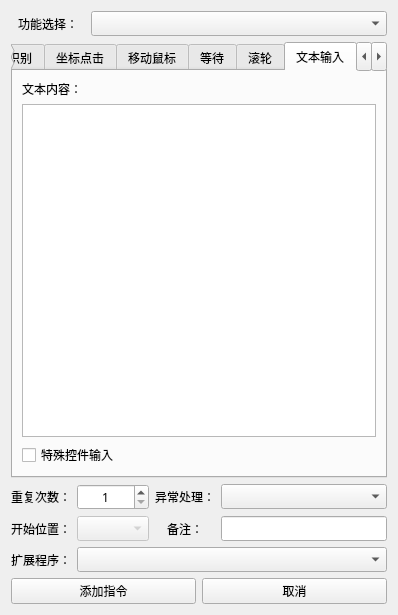
First picture: the form in 窗体/navigation.ui, repository FsterThanLight/automatic_clicker_2, before the edit.
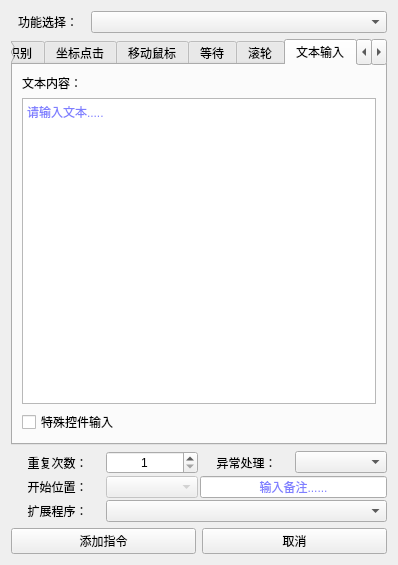
Second picture: the form after the edit. The open tabs and pages were chosen to show the change. Icons and pictures are not drawn.

```diff
--- a/窗体/navigation.ui
+++ b/窗体/navigation.ui
@@ -7,12 +7,14 @@
     <x>0</x>
     <y>0</y>
     <width>398</width>
-    <height>524</height>
+    <height>541</height>
    </rect>
   </property>
   <property name="font">
    <font>
-    <family>黑体</family>
+    <family>Microsoft YaHei UI</family>
+    <weight>50</weight>
+    <bold>false</bold>
    </font>
   </property>
   <property name="windowTitle">
@@ -44,7 +46,9 @@
     <widget class="QTabWidget" name="tabWidget">
      <property name="font">
       <font>
-       <family>黑体</family>
+       <family>Microsoft YaHei UI</family>
+       <weight>50</weight>
+       <bold>false</bold>
       </font>
      </property>
      <property name="tabPosition">
@@ -809,7 +813,109 @@
             </widget>
            </item>
            <item>
-            <widget class="QTextEdit" name="textEdit"/>
+            <widget class="QTextEdit" name="textEdit">
+             <property name="palette">
+              <palette>
+               <active>
+                <colorrole role="WindowText">
+                 <brush brushstyle="SolidPattern">
+                  <color alpha="255">
+                   <red>0</red>
+                   <green>85</green>
+                   <blue>255</blue>
+                  </color>
+                 </brush>
+                </colorrole>
+                <colorrole role="Text">
+                 <brush brushstyle="SolidPattern">
+                  <color alpha="255">
+                   <red>0</red>
+                   <green>0</green>
+                   <blue>255</blue>
+                  </color>
+                 </brush>
+                </colorrole>
+                <colorrole role="PlaceholderText">
+                 <brush brushstyle="SolidPattern">
+                  <color alpha="128">
+                   <red>0</red>
+                   <green>0</green>
+                   <blue>255</blue>
+                  </color>
+                 </brush>
+                </colorrole>
+               </active>
+               <inactive>
+                <colorrole role="WindowText">
+                 <brush brushstyle="SolidPattern">
+                  <color alpha="255">
+                   <red>0</red>
+                   <green>85</green>
+                   <blue>255</blue>
+                  </color>
+                 </brush>
+                </colorrole>
+                <colorrole role="Text">
+                 <brush brushstyle="SolidPattern">
+                  <color alpha="255">
+                   <red>0</red>
+                   <green>0</green>
+                   <blue>255</blue>
+                  </color>
+                 </brush>
+                </colorrole>
+                <colorrole role="PlaceholderText">
+                 <brush brushstyle="SolidPattern">
+                  <color alpha="128">
+                   <red>0</red>
+                   <green>0</green>
+                   <blue>255</blue>
+                  </color>
+                 </brush>
+                </colorrole>
+               </inactive>
+               <disabled>
+                <colorrole role="WindowText">
+                 <brush brushstyle="SolidPattern">
+                  <color alpha="255">
+                   <red>120</red>
+                   <green>120</green>
+                   <blue>120</blue>
+                  </color>
+                 </brush>
+                </colorrole>
+                <colorrole role="Text">
+                 <brush brushstyle="SolidPattern">
+                  <color alpha="255">
+                   <red>120</red>
+                   <green>120</green>
+                   <blue>120</blue>
+                  </color>
+                 </brush>
+                </colorrole>
+                <colorrole role="PlaceholderText">
+                 <brush brushstyle="SolidPattern">
+                  <color alpha="128">
+                   <red>0</red>
+                   <green>0</green>
+                   <blue>0</blue>
+                  </color>
+                 </brush>
+                </colorrole>
+               </disabled>
+              </palette>
+             </property>
+             <property name="html">
+              <string>&lt;!DOCTYPE HTML PUBLIC &quot;-//W3C//DTD HTML 4.0//EN&quot; &quot;http://www.w3.org/TR/REC-html40/strict.dtd&quot;&gt;
+&lt;html&gt;&lt;head&gt;&lt;meta name=&quot;qrichtext&quot; content=&quot;1&quot; /&gt;&lt;style type=&quot;text/css&quot;&gt;
+p, li { white-space: pre-wrap; }
+&lt;/style&gt;&lt;/head&gt;&lt;body style=&quot; font-family:'Microsoft YaHei UI','Microsoft YaHei UI'; font-size:9pt; font-weight:400; font-style:normal;&quot;&gt;
+&lt;p style=&quot;-qt-paragraph-type:empty; margin-top:0px; margin-bottom:0px; margin-left:0px; margin-right:0px; -qt-block-indent:0; text-indent:0px; font-family:'黑体','黑体';&quot;&gt;&lt;br /&gt;&lt;/p&gt;&lt;/body&gt;&lt;/html&gt;</string>
+             </property>
+             <property name="placeholderText">
+              <string>请输入文本.....</string>
+             </property>
+            </widget>
            </item>
           </layout>
          </item>
@@ -1324,6 +1430,9 @@
    </item>
    <item>
     <layout class="QGridLayout" name="gridLayout_5">
+     <property name="spacing">
+      <number>2</number>
+     </property>
      <item row="1" column="1">
       <widget class="QComboBox" name="comboBox_10">
        <property name="enabled">
@@ -1331,6 +1440,22 @@
        </property>
       </widget>
      </item>
+     <item row="0" column="1">
+      <widget class="QSpinBox" name="spinBox">
+       <property name="alignment">
+        <set>Qt::AlignCenter</set>
+       </property>
+       <property name="minimum">
+        <number>1</number>
+       </property>
+       <property name="maximum">
+        <number>999</number>
+       </property>
+      </widget>
+     </item>
+     <item row="0" column="3">
+      <widget class="QComboBox" name="comboBox_9"/>
+     </item>
      <item row="2" column="1" colspan="3">
       <widget class="QComboBox" name="comboBox_11">
        <property name="enabled">
@@ -1341,9 +1466,6 @@
        </property>
       </widget>
      </item>
-     <item row="0" column="3">
-      <widget class="QComboBox" name="comboBox_9"/>
-     </item>
      <item row="0" column="2">
       <widget class="QLabel" name="label_33">
        <property name="text">
@@ -1354,6 +1476,16 @@
        </property>
       </widget>
      </item>
+     <item row="1" column="0">
+      <widget class="QLabel" name="label_34">
+       <property name="text">
+        <string>开始位置：</string>
+       </property>
+       <property name="alignment">
+        <set>Qt::AlignCenter</set>
+       </property>
+      </widget>
+     </item>
      <item row="0" column="0">
       <widget class="QLabel" name="label_21">
        <property name="text">
@@ -1364,22 +1496,6 @@
        </property>
       </widget>
      </item>
-     <item row="1" column="3">
-      <widget class="QLineEdit" name="lineEdit_5"/>
-     </item>
-     <item row="0" column="1">
-      <widget class="QSpinBox" name="spinBox">
-       <property name="alignment">
-        <set>Qt::AlignCenter</set>
-       </property>
-       <property name="minimum">
-        <number>1</number>
-       </property>
-       <property name="maximum">
-        <number>999</number>
-       </property>
-      </widget>
-     </item>
      <item row="2" column="0">
       <widget class="QLabel" name="label_35">
        <property name="text">
@@ -1390,24 +1506,81 @@
        </property>
       </widget>
      </item>
-     <item row="1" column="2">
-      <widget class="QLabel" name="label_49">
-       <property name="text">
-        <string>备注：</string>
+     <item row="1" column="2" colspan="2">
+      <widget class="QLineEdit" name="lineEdit_5">
+       <property name="palette">
+        <palette>
+         <active>
+          <colorrole role="Text">
+           <brush brushstyle="SolidPattern">
+            <color alpha="255">
+             <red>0</red>
+             <green>0</green>
+             <blue>255</blue>
+            </color>
+           </brush>
+          </colorrole>
+          <colorrole role="PlaceholderText">
+           <brush brushstyle="SolidPattern">
+            <color alpha="128">
+             <red>0</red>
+             <green>0</green>
+             <blue>255</blue>
+            </color>
+           </brush>
+          </colorrole>
+         </active>
+         <inactive>
+          <colorrole role="Text">
+           <brush brushstyle="SolidPattern">
+            <color alpha="255">
+             <red>0</red>
+             <green>0</green>
+             <blue>255</blue>
+            </color>
+           </brush>
+          </colorrole>
+          <colorrole role="PlaceholderText">
+           <brush brushstyle="SolidPattern">
+            <color alpha="128">
+             <red>0</red>
+             <green>0</green>
+             <blue>255</blue>
+            </color>
+           </brush>
+          </colorrole>
+         </inactive>
+         <disabled>
+          <colorrole role="Text">
+           <brush brushstyle="SolidPattern">
+            <color alpha="255">
+             <red>120</red>
+             <green>120</green>
+             <blue>120</blue>
+            </color>
+           </brush>
+          </colorrole>
+          <colorrole role="PlaceholderText">
+           <brush brushstyle="SolidPattern">
+            <color alpha="128">
+             <red>0</red>
+             <green>0</green>
+             <blue>0</blue>
+            </color>
+           </brush>
+          </colorrole>
+         </disabled>
+        </palette>
        </property>
-       <property name="alignment">
-        <set>Qt::AlignCenter</set>
+       <property name="inputMask">
+        <string/>
        </property>
-      </widget>
-     </item>
-     <item row="1" column="0">
-      <widget class="QLabel" name="label_34">
-       <property name="text">
-        <string>开始位置：</string>
-       </property>
        <property name="alignment">
         <set>Qt::AlignCenter</set>
        </property>
+       <property name="placeholderText">
+        <string>输入备注......</string>
+       </property>
       </widget>
      </item>
     </layout>
```
